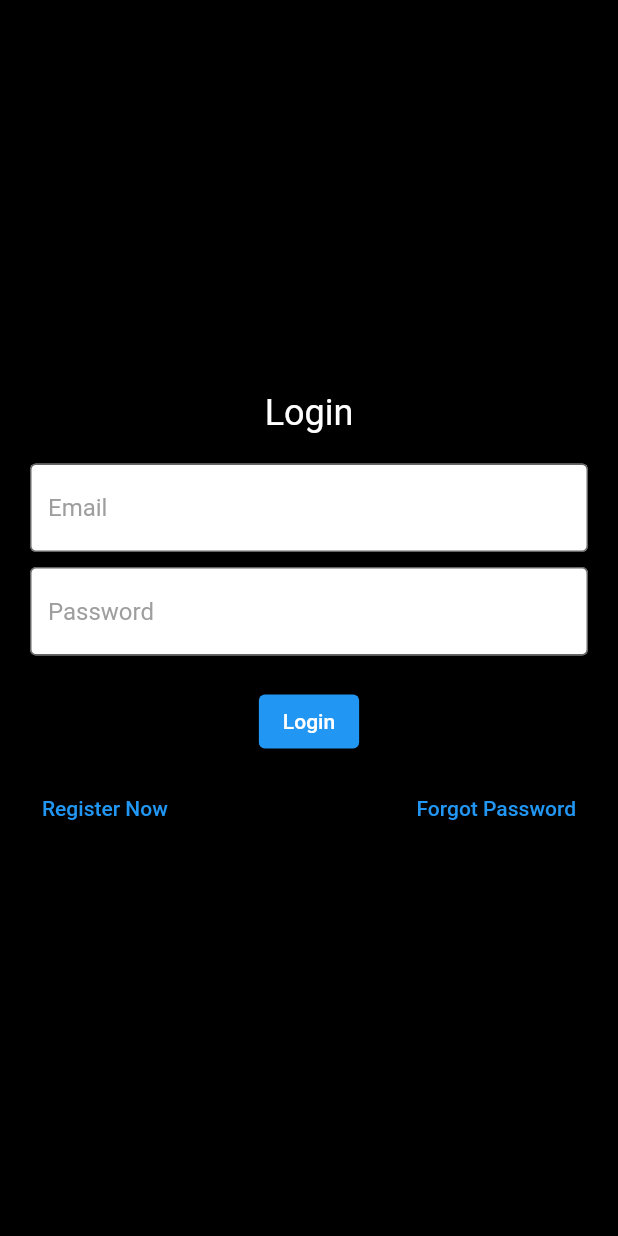
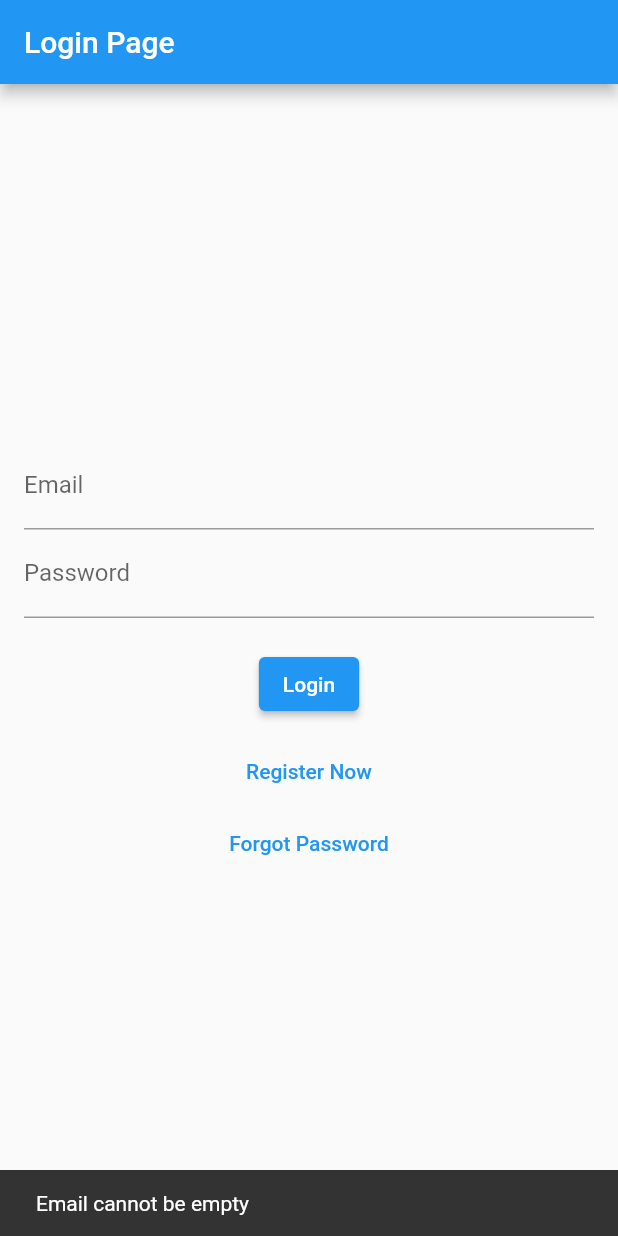
Before and after one commit to soniyav20/tech-pirates-proddev, a Flutter app: the screen it shows after launch, after a tap on "Login", on a phone screen of 412 x 824 dp. Run offline on Flutter 3.47's test engine with Material 2 defaults, Android fonts, the phone set to English and light mode, and no system bars; our stand-ins replace cloud_firestore, firebase_auth, firebase_core; accounts and stored records are empty.

Commit message:
MultiDex Issue Solved, Login page updated,Signup page added

```diff
--- a/lib/main.dart
+++ b/lib/main.dart
@@ -1,7 +1,12 @@
+import 'package:firebase_core/firebase_core.dart';
 import 'package:flutter/material.dart';
 import 'package:prod_dev_23/views/login_page.dart';
 
-void main() {
+Future<void> main() async {
+  WidgetsBinding widgetsBinding = WidgetsFlutterBinding.ensureInitialized();
+  await Firebase.initializeApp();
+  WidgetsFlutterBinding.ensureInitialized();
+
   runApp(MaterialApp(
     home: LoginPage(),
   ));
--- a/lib/views/login_page.dart
+++ b/lib/views/login_page.dart
@@ -1,78 +1,89 @@
 import 'package:flutter/material.dart';
 
-class LoginPage extends StatelessWidget {
+class LoginPage extends StatefulWidget {
+  @override
+  _LoginPageState createState() => _LoginPageState();
+}
+
+class _LoginPageState extends State<LoginPage> {
+  final TextEditingController emailController = TextEditingController();
+  final TextEditingController passwordController = TextEditingController();
+
+  final GlobalKey<ScaffoldState> _scaffoldKey = GlobalKey<ScaffoldState>();
+
   @override
   Widget build(BuildContext context) {
     return Scaffold(
-      backgroundColor:
-          Colors.black, // Set background color to black (dark theme).
-      body: Center(
-        child: Padding(
-          padding: const EdgeInsets.all(20.0),
+      key: _scaffoldKey,
+      appBar: AppBar(
+        title: Text("Login Page"),
+      ),
+      body: Padding(
+        padding: EdgeInsets.all(16.0),
         child: Column(
           mainAxisAlignment: MainAxisAlignment.center,
-            children: [
-              Text(
-                'Login',
-                style: TextStyle(
-                  fontSize: 24,
-                  color: Colors.white,
+          children: <Widget>[
+            TextField(
+              controller: emailController,
+              decoration: InputDecoration(labelText: "Email"),
             ),
+            TextField(
+              controller: passwordController,
+              obscureText: true,
+              decoration: InputDecoration(labelText: "Password"),
             ),
-              SizedBox(height: 20),
-              TextField(
-                controller:
-                    TextEditingController(), // Create a TextEditingController for email.
-                decoration: InputDecoration(
-                  hintText: 'Email',
-                  hintStyle: TextStyle(color: Colors.grey),
-                  fillColor: Colors.white,
-                  filled: true,
-                  border: OutlineInputBorder(),
-                ),
-              ),
-              SizedBox(height: 10),
-              TextField(
-                controller:
-                    TextEditingController(), // Create a TextEditingController for password.
-                decoration: InputDecoration(
-                  hintText: 'Password',
-                  hintStyle: TextStyle(color: Colors.grey),
-                  fillColor: Colors.white,
-                  filled: true,
-                  border: OutlineInputBorder(),
-                ),
-                obscureText: true, // Hide password text.
-              ),
-              SizedBox(height: 20),
+            SizedBox(height: 20.0),
             ElevatedButton(
               onPressed: () {
-                  // Add login logic here.
+                _loginPressed();
               },
-                child: Text('Login'),
+              child: Text("Login"),
             ),
-              SizedBox(height: 10),
-              Row(
-                mainAxisAlignment: MainAxisAlignment.spaceBetween,
-                children: [
+            SizedBox(height: 10.0),
             TextButton(
               onPressed: () {
-                      // Add "Register Now" navigation logic.
+                // Navigate to the registration page
+                // Use Navigator.push() here
               },
-                    child: Text('Register Now'),
+              child: Text("Register Now"),
             ),
             TextButton(
               onPressed: () {
-                      // Add "Forgot Password" navigation logic.
+                // Navigate to the forgot password page
+                // Use Navigator.push() here
               },
-                    child: Text('Forgot Password'),
-                  ),
-                ],
+              child: Text("Forgot Password"),
             ),
           ],
         ),
       ),
-      ),
     );
   }
+
+  void _loginPressed() {
+    String email = emailController.text;
+    String password = passwordController.text;
+
+    if (email.isEmpty) {
+      showSnackbar(context, "Email cannot be empty");
+      return;
     }
+
+    if (password.length < 6) {
+      showSnackbar(context, "Password must be at least 6 characters long");
+      return;
+    }
+
+    // Add your authentication logic here
+    // You can use Firebase, a REST API, or any other authentication method
+
+    // If authentication is successful, navigate to the home page
+    // Use Navigator.pushReplacement() here
+  }
+
+  void showSnackbar(BuildContext context, String message) {
+    ScaffoldMessenger.of(context).showSnackBar(SnackBar(
+      content: Text(message),
+    ));
+  }
+}
--- a/pubspec.yaml
+++ b/pubspec.yaml
@@ -37,6 +37,7 @@ dependencies:
   cupertino_icons: ^1.0.2
   firebase_auth: ^4.12.0
   cloud_firestore: ^4.12.1
+  firebase_core: ^2.20.0
 
 dev_dependencies:
   flutter_test:
```
Also changed, not shown: lib/views/signup_page.dart (added, +109 -0 lines), pubspec.lock, 1 other file. Lines whose indentation alone changed are shown as unchanged.
